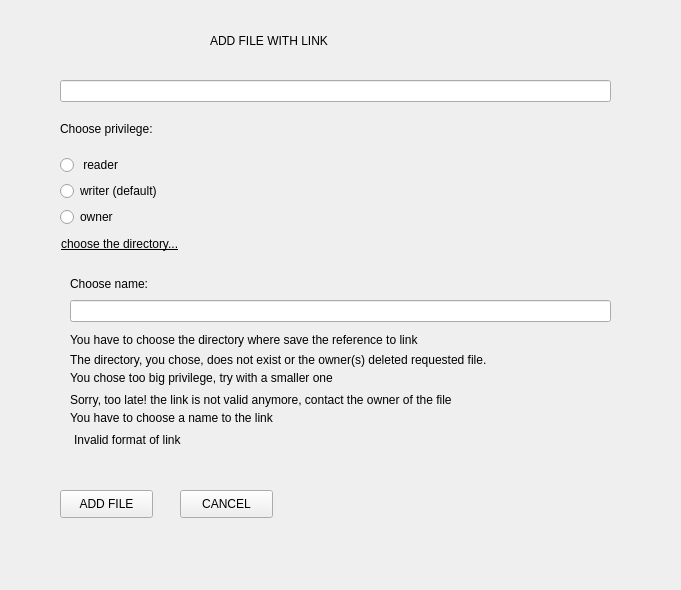
Before: the Qt Designer form GUI/SymposiumGui/inserturi.ui in RickZack/Symposium, drawn with Qt 5.
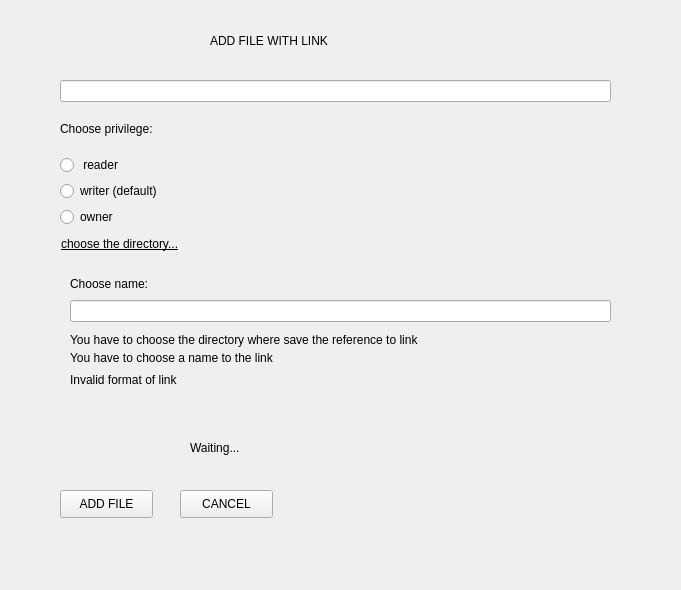
After: the same form once the commit is applied.

Patch:
```diff
--- a/GUI/SymposiumGui/inserturi.ui
+++ b/GUI/SymposiumGui/inserturi.ui
@@ -133,8 +133,8 @@
   <widget class="QLabel" name="formatError">
    <property name="geometry">
     <rect>
-     <x>74</x>
-     <y>430</y>
+     <x>70</x>
+     <y>370</y>
      <width>461</width>
      <height>20</height>
     </rect>
@@ -143,32 +143,6 @@
     <string>Invalid format of link</string>
    </property>
   </widget>
-  <widget class="QLabel" name="dirError">
-   <property name="geometry">
-    <rect>
-     <x>70</x>
-     <y>350</y>
-     <width>521</width>
-     <height>20</height>
-    </rect>
-   </property>
-   <property name="text">
-    <string>The directory, you chose, does not exist or the owner(s) deleted requested file.</string>
-   </property>
-  </widget>
-  <widget class="QLabel" name="privError">
-   <property name="geometry">
-    <rect>
-     <x>70</x>
-     <y>370</y>
-     <width>391</width>
-     <height>16</height>
-    </rect>
-   </property>
-   <property name="text">
-    <string>You chose too big privilege, try with a smaller one</string>
-   </property>
-  </widget>
   <widget class="QLineEdit" name="name">
    <property name="geometry">
     <rect>
@@ -183,7 +157,7 @@
    <property name="geometry">
     <rect>
      <x>70</x>
-     <y>410</y>
+     <y>350</y>
      <width>401</width>
      <height>16</height>
     </rect>
@@ -218,7 +192,33 @@
     </rect>
    </property>
    <property name="text">
-    <string>Sorry, too late! the link is not valid anymore, contact the owner of the file</string>
+    <string/>
+   </property>
+  </widget>
+  <widget class="QLabel" name="gif">
+   <property name="geometry">
+    <rect>
+     <x>80</x>
+     <y>420</y>
+     <width>71</width>
+     <height>61</height>
+    </rect>
+   </property>
+   <property name="text">
+    <string/>
+   </property>
+  </widget>
+  <widget class="QLabel" name="waiting">
+   <property name="geometry">
+    <rect>
+     <x>190</x>
+     <y>440</y>
+     <width>55</width>
+     <height>16</height>
+    </rect>
+   </property>
+   <property name="text">
+    <string>Waiting...</string>
    </property>
   </widget>
  </widget>
```
